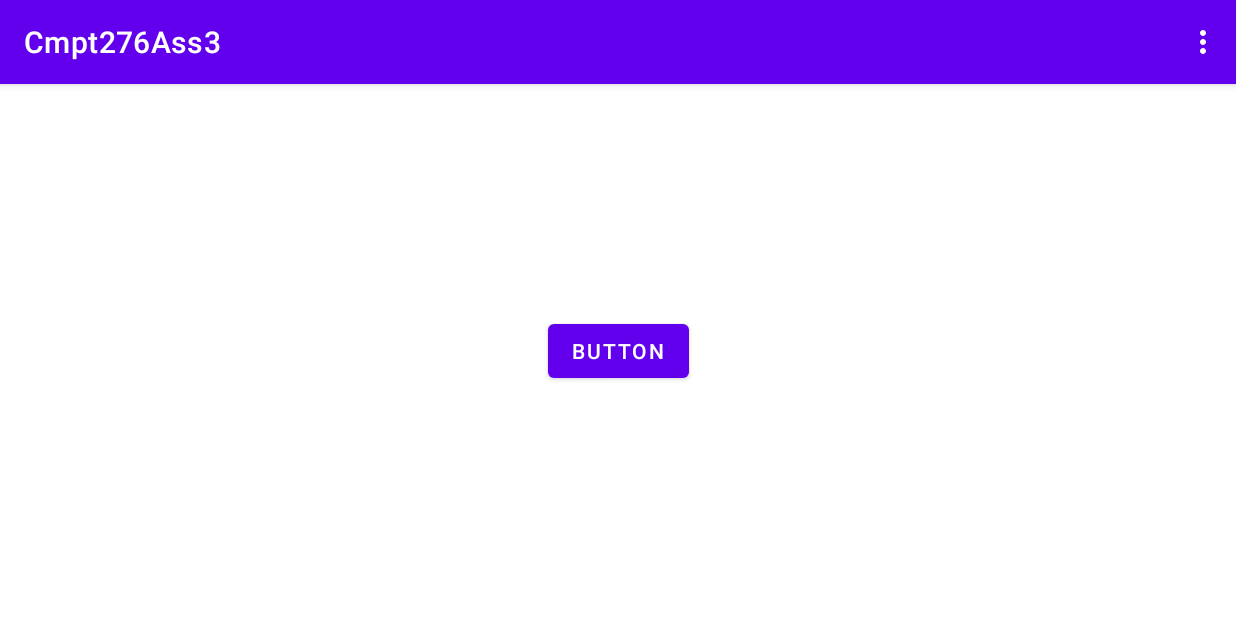
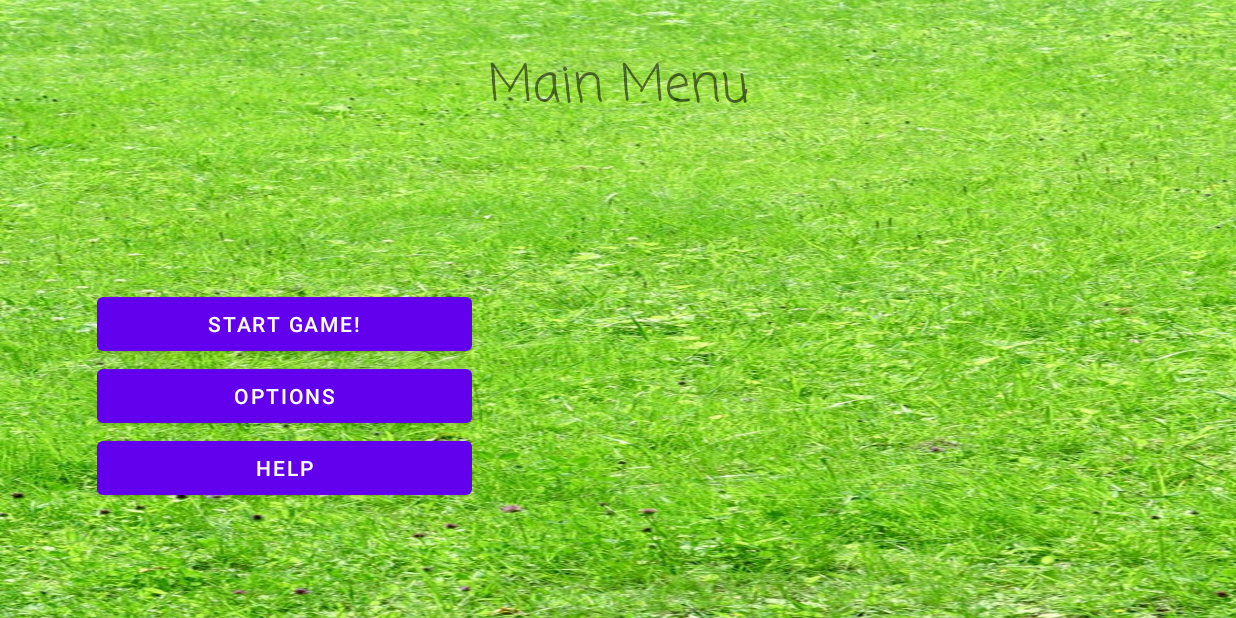
Before and after one commit to klocquiao/Cat-Catcher, an Android app: the screen it shows after launch (WelcomeActivity), on a phone screen of 824 x 412 dp (held sideways). Run offline under Robolectric (Android 15) with nearby library versions, the phone set to English and light mode, and no system bars; our stand-ins replace navigation-ui.

Commit message:
Implement basic layout for main menu
Main menu has 3 of its core buttons as well as a textview that shows that the current activity is activity_main_menu.java. Start button is able to start a game, however configuration is absent and must be implemented.

```diff
--- a/app/src/main/java/com/example/cmpt276ass3/WelcomeActivity.java
+++ b/app/src/main/java/com/example/cmpt276ass3/WelcomeActivity.java
@@ -4,16 +4,12 @@ import android.content.Intent;
 import android.os.Bundle;
 
 import com.example.cmpt276ass3.databinding.ActivityWelcomeBinding;
-import com.google.android.material.snackbar.Snackbar;
 
 import androidx.appcompat.app.AppCompatActivity;
 
 import android.view.View;
 
-import androidx.navigation.NavController;
-import androidx.navigation.Navigation;
 import androidx.navigation.ui.AppBarConfiguration;
-import androidx.navigation.ui.NavigationUI;
 
 import android.view.Menu;
 import android.view.MenuItem;
@@ -31,36 +27,14 @@ public class WelcomeActivity extends AppCompatActivity {
         binding = ActivityWelcomeBinding.inflate(getLayoutInflater());
         setContentView(binding.getRoot());
 
-        setSupportActionBar(binding.toolbar);
 
         startGame();
 
     }
 
-    @Override
-    public boolean onCreateOptionsMenu(Menu menu) {
-        // Inflate the menu; this adds items to the action bar if it is present.
-        getMenuInflater().inflate(R.menu.menu_main, menu);
-        return true;
-    }
-
-    @Override
-    public boolean onOptionsItemSelected(MenuItem item) {
-        // Handle action bar item clicks here. The action bar will
-        // automatically handle clicks on the Home/Up button, so long
-        // as you specify a parent activity in AndroidManifest.xml.
-        int id = item.getItemId();
-
-        //noinspection SimplifiableIfStatement
-        if (id == R.id.action_settings) {
-            return true;
-        }
-
-        return super.onOptionsItemSelected(item);
-    }
 
     public void startGame() {
-        Button startButton = (Button) findViewById(R.id.startGameButton);
+        Button startButton = (Button) findViewById(R.id.startButton);
         startButton.setOnClickListener(new View.OnClickListener() {
             @Override
             public void onClick(View view) {
--- a/app/src/main/res/layout/activity_welcome.xml
+++ b/app/src/main/res/layout/activity_welcome.xml
@@ -4,31 +4,58 @@
     xmlns:tools="http://schemas.android.com/tools"
     android:layout_width="match_parent"
     android:layout_height="match_parent"
-    tools:context=".WelcomeActivity">
+    tools:context=".WelcomeActivity"
+    android:background="@drawable/background">
 
-    <com.google.android.material.appbar.AppBarLayout
-        android:id="@+id/appBarLayout"
-        android:layout_width="match_parent"
+    <LinearLayout
+        android:id="@+id/linearLayout"
+        android:layout_width="250dp"
         android:layout_height="wrap_content"
-        android:theme="@style/Theme.Cmpt276Ass3.AppBarOverlay">
+        android:layout_marginTop="32dp"
+        android:orientation="vertical"
+        app:layout_constraintBottom_toBottomOf="parent"
+        app:layout_constraintEnd_toStartOf="@+id/guideline2"
+        app:layout_constraintHorizontal_bias="0.4"
+        app:layout_constraintStart_toStartOf="parent"
+        app:layout_constraintTop_toBottomOf="@+id/txtMainMenu">
 
-        <androidx.appcompat.widget.Toolbar
-            android:id="@+id/toolbar"
+        <Button
+            android:id="@+id/startButton"
             android:layout_width="match_parent"
-            android:layout_height="?attr/actionBarSize"
-            android:background="?attr/colorPrimary"
-            app:popupTheme="@style/Theme.Cmpt276Ass3.PopupOverlay" />
+            android:layout_height="match_parent"
+            android:text="@string/start_button" />
 
-    </com.google.android.material.appbar.AppBarLayout>
+        <Button
+            android:id="@+id/optionButton"
+            android:layout_width="match_parent"
+            android:layout_height="match_parent"
+            android:text="@string/setting_button" />
 
-    <Button
-        android:id="@+id/startGameButton"
+        <Button
+            android:id="@+id/helpButton"
+            android:layout_width="match_parent"
+            android:layout_height="match_parent"
+            android:text="@string/help_button" />
+
+    </LinearLayout>
+
+    <androidx.constraintlayout.widget.Guideline
+        android:id="@+id/guideline2"
         android:layout_width="wrap_content"
         android:layout_height="wrap_content"
-        android:text="Button"
-        app:layout_constraintBottom_toBottomOf="parent"
+        android:orientation="vertical"
+        app:layout_constraintGuide_percent="0.5" />
+
+    <TextView
+        android:id="@+id/txtMainMenu"
+        android:layout_width="wrap_content"
+        android:layout_height="wrap_content"
+        android:layout_marginTop="32dp"
+        android:fontFamily="casual"
+        android:text="@string/main_menu"
+        android:textSize="34sp"
         app:layout_constraintEnd_toEndOf="parent"
         app:layout_constraintStart_toStartOf="parent"
-        app:layout_constraintTop_toBottomOf="@+id/appBarLayout" />
+        app:layout_constraintTop_toTopOf="parent" />
 
 </androidx.constraintlayout.widget.ConstraintLayout>
--- a/app/src/main/res/menu/menu_main.xml
+++ /dev/null
@@ -1,10 +0,0 @@
-<menu xmlns:android="http://schemas.android.com/apk/res/android"
-    xmlns:app="http://schemas.android.com/apk/res-auto"
-    xmlns:tools="http://schemas.android.com/tools"
-    tools:context="com.example.cmpt276ass3.WelcomeActivity">
-    <item
-        android:id="@+id/action_settings"
-        android:orderInCategory="100"
-        android:title="@string/action_settings"
-        app:showAsAction="never" />
-</menu>
--- a/app/src/main/res/values/strings.xml
+++ b/app/src/main/res/values/strings.xml
@@ -1,13 +1,10 @@
 <resources>
-    <string name="app_name">Cmpt276Ass3</string>
-    <string name="action_settings">Settings</string>
-    <!-- Strings used for fragments for navigation -->
-    <string name="first_fragment_label">First Fragment</string>
-    <string name="second_fragment_label">Second Fragment</string>
-    <string name="next">Next</string>
-    <string name="previous">Previous</string>
+    <string name="app_name">Cat Catcher</string>
+    <string name="main_menu">Main Menu</string>
+    <string name="start_button">Start Game!</string>
+    <string name="setting_button">Options</string>
+    <string name="help_button">Help</string>
+    <string name="title_activity_game">temp activity title</string>
 
-    <string name="hello_first_fragment">Hello first fragment</string>
-    <string name="hello_second_fragment">Hello second fragment. Arg: %1$s</string>
-    <string name="title_activity_game">GameActivity</string>
+
 </resources>
```
Also changed, not shown: app/src/main/java/com/example/cmpt276ass3/GameActivity.java (+42 -5 lines), app/src/main/res/drawable/ic_android_black.xml (added, +9 -0 lines), app/src/main/res/navigation/nav_graph.xml (deleted, +0 -28 lines), app/src/main/res/navigation/nav_graph2.xml (deleted, +0 -28 lines), app/src/main/res/drawable/background.jpg (added).
